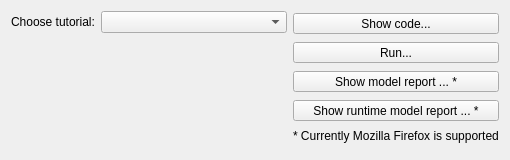
First picture: the form in trunk/daetools-package/daetools/examples/RunExamples.ui, repository v1kko/daetools, before the edit.
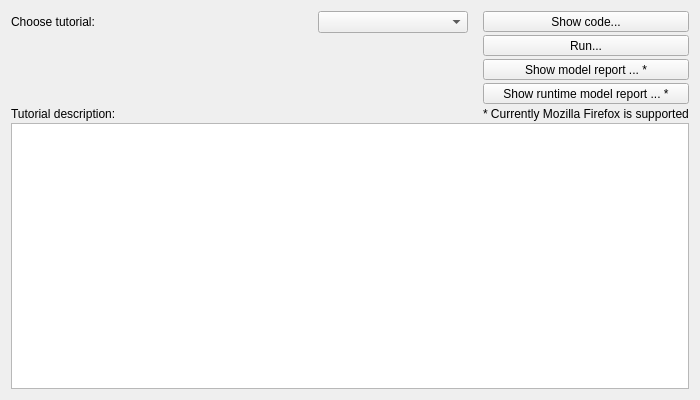
Second picture: the form after the edit.

Diff of the .ui file:
```diff
--- a/trunk/daetools-package/daetools/examples/RunExamples.ui
+++ b/trunk/daetools-package/daetools/examples/RunExamples.ui
@@ -6,26 +6,26 @@
    <rect>
     <x>0</x>
     <y>0</y>
-    <width>510</width>
-    <height>160</height>
+    <width>700</width>
+    <height>400</height>
    </rect>
   </property>
   <property name="sizePolicy">
-   <sizepolicy hsizetype="Fixed" vsizetype="Fixed">
+   <sizepolicy hsizetype="MinimumExpanding" vsizetype="MinimumExpanding">
     <horstretch>0</horstretch>
     <verstretch>0</verstretch>
    </sizepolicy>
   </property>
   <property name="minimumSize">
    <size>
-    <width>510</width>
-    <height>160</height>
+    <width>500</width>
+    <height>200</height>
    </size>
   </property>
   <property name="maximumSize">
    <size>
-    <width>510</width>
-    <height>160</height>
+    <width>10000</width>
+    <height>100000</height>
    </size>
   </property>
   <property name="windowTitle">
@@ -34,17 +34,31 @@
   <property name="sizeGripEnabled">
    <bool>false</bool>
   </property>
-  <layout class="QVBoxLayout" name="verticalLayout_3">
+  <layout class="QHBoxLayout" name="horizontalLayout_3">
    <item>
-    <layout class="QHBoxLayout" name="horizontalLayout_2">
+    <layout class="QVBoxLayout" name="verticalLayout_3" stretch="0,2">
+     <property name="spacing">
+      <number>2</number>
+     </property>
+     <item>
+      <layout class="QHBoxLayout" name="horizontalLayout_2" stretch="0,0">
+       <property name="spacing">
+        <number>15</number>
+       </property>
+       <property name="sizeConstraint">
+        <enum>QLayout::SetDefaultConstraint</enum>
+       </property>
      <item>
       <layout class="QVBoxLayout" name="verticalLayout_2">
+         <property name="sizeConstraint">
+          <enum>QLayout::SetMinimumSize</enum>
+         </property>
        <item>
         <layout class="QHBoxLayout" name="horizontalLayout">
          <item>
           <widget class="QLabel" name="label">
            <property name="sizePolicy">
-            <sizepolicy hsizetype="Minimum" vsizetype="Preferred">
+              <sizepolicy hsizetype="MinimumExpanding" vsizetype="Preferred">
              <horstretch>0</horstretch>
              <verstretch>0</verstretch>
             </sizepolicy>
@@ -60,11 +74,17 @@
             <bool>true</bool>
            </property>
            <property name="sizePolicy">
-            <sizepolicy hsizetype="MinimumExpanding" vsizetype="Fixed">
+              <sizepolicy hsizetype="Minimum" vsizetype="Fixed">
              <horstretch>0</horstretch>
-             <verstretch>1</verstretch>
-            </sizepolicy>
-           </property>
+               <verstretch>0</verstretch>
+              </sizepolicy>
+             </property>
+             <property name="minimumSize">
+              <size>
+               <width>150</width>
+               <height>0</height>
+              </size>
+             </property>
           </widget>
          </item>
         </layout>
@@ -82,10 +102,20 @@
          </property>
         </spacer>
        </item>
+         <item>
+          <widget class="QLabel" name="label_3">
+           <property name="text">
+            <string>Tutorial description:</string>
+           </property>
+          </widget>
+         </item>
       </layout>
      </item>
      <item>
       <layout class="QVBoxLayout" name="verticalLayout">
+         <property name="spacing">
+          <number>3</number>
+         </property>
        <item>
         <widget class="QToolButton" name="toolButtonCode">
          <property name="sizePolicy">
@@ -158,6 +188,45 @@
         </widget>
        </item>
       </layout>
+       </item>
+      </layout>
+     </item>
+     <item>
+      <widget class="QTextEdit" name="docstringEdit">
+       <property name="enabled">
+        <bool>true</bool>
+       </property>
+       <property name="sizePolicy">
+        <sizepolicy hsizetype="Expanding" vsizetype="Expanding">
+         <horstretch>0</horstretch>
+         <verstretch>0</verstretch>
+        </sizepolicy>
+       </property>
+       <property name="font">
+        <font>
+         <family>Monospace</family>
+         <pointsize>8</pointsize>
+        </font>
+       </property>
+       <property name="frameShape">
+        <enum>QFrame::StyledPanel</enum>
+       </property>
+       <property name="frameShadow">
+        <enum>QFrame::Plain</enum>
+       </property>
+       <property name="verticalScrollBarPolicy">
+        <enum>Qt::ScrollBarAsNeeded</enum>
+       </property>
+       <property name="horizontalScrollBarPolicy">
+        <enum>Qt::ScrollBarAsNeeded</enum>
+       </property>
+       <property name="lineWrapMode">
+        <enum>QTextEdit::NoWrap</enum>
+       </property>
+       <property name="readOnly">
+        <bool>true</bool>
+       </property>
+      </widget>
      </item>
     </layout>
    </item>
```
Lines whose indentation alone changed are shown as unchanged.
